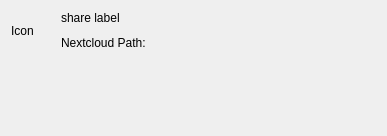
First picture: the form in src/gui/sharedialog.ui, repository nextcloud/desktop, before the edit.
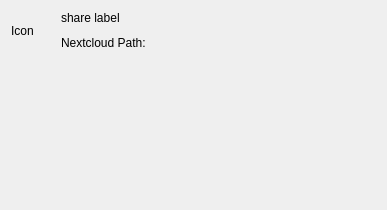
Second picture: the form after the edit.

Commit message: Add scroll area for share links.

```diff
--- a/src/gui/sharedialog.ui
+++ b/src/gui/sharedialog.ui
@@ -6,8 +6,8 @@
    <rect>
     <x>0</x>
     <y>0</y>
-    <width>385</width>
-    <height>150</height>
+    <width>400</width>
+    <height>222</height>
    </rect>
   </property>
   <layout class="QVBoxLayout" name="shareDialogVerticalLayout">
@@ -141,8 +141,49 @@
          <rect>
           <x>0</x>
           <y>0</y>
-          <width>69</width>
-          <height>69</height>
+          <width>68</width>
+          <height>68</height>
+         </rect>
+        </property>
+       </widget>
+      </widget>
+     </item>
+     <item>
+      <widget class="QScrollArea" name="scrollAreaUsers">
+       <property name="sizePolicy">
+        <sizepolicy hsizetype="Fixed" vsizetype="Fixed">
+         <horstretch>0</horstretch>
+         <verstretch>0</verstretch>
+        </sizepolicy>
+       </property>
+       <property name="styleSheet">
+        <string notr="true"/>
+       </property>
+       <property name="frameShape">
+        <enum>QFrame::NoFrame</enum>
+       </property>
+       <property name="frameShadow">
+        <enum>QFrame::Plain</enum>
+       </property>
+       <property name="lineWidth">
+        <number>1</number>
+       </property>
+       <property name="horizontalScrollBarPolicy">
+        <enum>Qt::ScrollBarAlwaysOff</enum>
+       </property>
+       <property name="sizeAdjustPolicy">
+        <enum>QAbstractScrollArea::AdjustIgnored</enum>
+       </property>
+       <property name="widgetResizable">
+        <bool>true</bool>
+       </property>
+       <widget class="QWidget" name="scrollAreaWidgetContentsUsers">
+        <property name="geometry">
+         <rect>
+          <x>0</x>
+          <y>0</y>
+          <width>68</width>
+          <height>68</height>
          </rect>
         </property>
         <layout class="QVBoxLayout" name="scrollAreaVerticalLayout"/>
```
Left out of the diff: 60 changed lines with no effect on the pictures. The commit also changes 5 other files.
